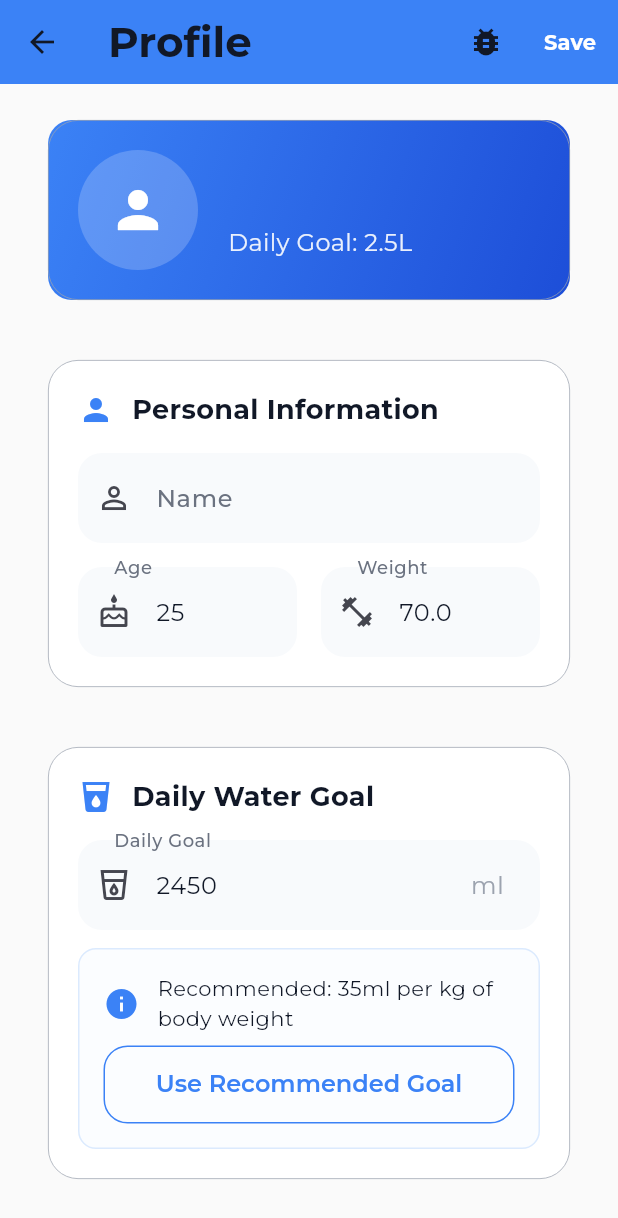
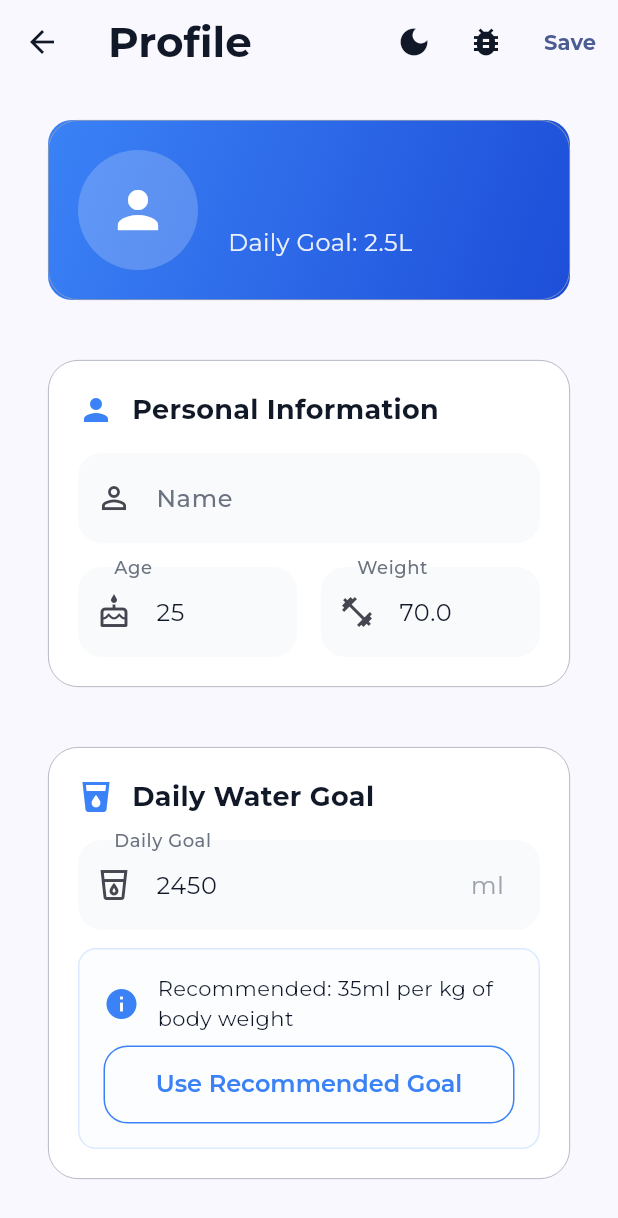
Before and after one commit to FatihHDR/hydrify, a Flutter app: the ProfileScreen screen opened directly, on a phone screen of 412 x 824 dp. Shown: the top 1218 px of the screen. Run offline on Flutter 3.47's test engine with Material 3 defaults, Android fonts, the phone set to English and light mode, and no system bars; our stand-ins replace firebase_auth, firebase_core, fl_chart, flutter_local_notifications, google_fonts, google_sign_in and 4 more; accounts and stored records are empty.

Commit message:
feat: update screens to use theme-based colors for improved consistency and dark mode support

```diff
--- a/lib/views/profile_screen.dart
+++ b/lib/views/profile_screen.dart
@@ -5,6 +5,7 @@ import '../viewmodels/auth_viewmodel.dart';
 import '../models/user_profile_model.dart';
 import '../utils/app_theme.dart';
 import '../utils/helpers.dart';
+import '../utils/theme_manager.dart';
 import '../widgets/common_widgets.dart';
 import 'login_screen.dart';
 import 'debug_screen.dart';
@@ -53,14 +54,27 @@ class _ProfileScreenState extends State<ProfileScreen> {
   }
 
   @override
-  Widget build(BuildContext context) {
-    return Scaffold(
-      backgroundColor: AppColors.background,
+  Widget build(BuildContext context) {    return Scaffold(
+      backgroundColor: Theme.of(context).scaffoldBackgroundColor,
       appBar: AppBar(
         title: const Text('Profile'),
-        backgroundColor: AppColors.waterBlue,
-        foregroundColor: Colors.white,
+        backgroundColor: Colors.transparent,
+        foregroundColor: Theme.of(context).textTheme.titleLarge?.color,
         elevation: 0,        actions: [
+          // Dark mode toggle button
+          Consumer<ThemeManager>(
+            builder: (context, themeManager, child) {
+              return IconButton(
+                icon: Icon(
+                  themeManager.isDarkMode ? Icons.light_mode : Icons.dark_mode,
+                ),
+                onPressed: () {
+                  themeManager.toggleTheme();
+                },
+                tooltip: themeManager.isDarkMode ? 'Light Mode' : 'Dark Mode',
+              );
+            },
+          ),
           // Debug button
           IconButton(
             icon: const Icon(Icons.bug_report),
@@ -72,13 +86,14 @@ class _ProfileScreenState extends State<ProfileScreen> {
             },
           ),
           Consumer<ProfileViewModel>(
-            builder: (context, viewModel, child) {
-              return TextButton(
+            builder: (context, viewModel, child) {              return TextButton(
                 onPressed: viewModel.isSaving ? null : _saveProfile,
                 child: Text(
                   'Save',
                   style: TextStyle(
-                    color: viewModel.isSaving ? Colors.white54 : Colors.white,
+                    color: viewModel.isSaving
+                        ? Theme.of(context).textTheme.bodyMedium?.color?.withOpacity(0.5)
+                        : Theme.of(context).primaryColor,
                     fontWeight: FontWeight.bold,
                   ),
                 ),
```
Also changed, not shown: lib/views/achievement_screen.dart (+9 -10 lines), lib/views/history_screen.dart (+8 -10 lines), lib/views/home_screen.dart (+4 -6 lines).
